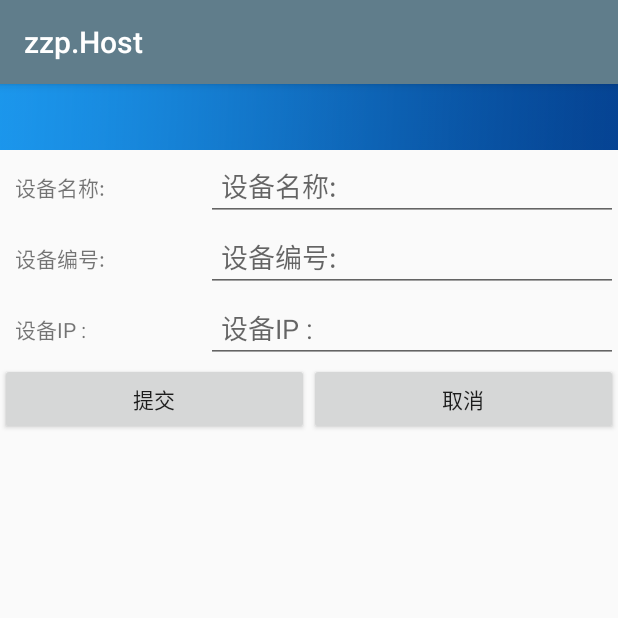
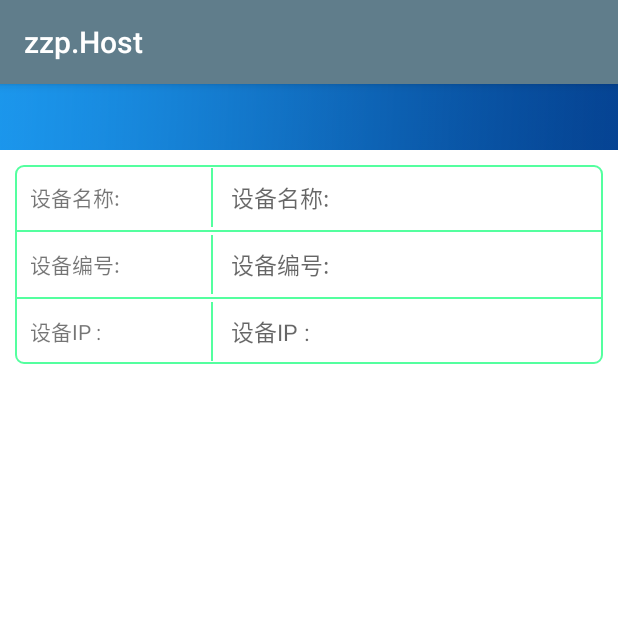
Before and after one commit to darlyhellen/workorder, an Android app: the fragment SearchWorkOrderDialogFragment shown on its own in the app's theme, on a phone screen of 412 x 824 dp, the top half of it. Run offline under Robolectric (Android 15) with nearby library versions, the phone set to English and light mode, and no system bars; 1 statement that could not run was skipped.

Commit message:
2017.05.26日更新内容如下：          {              @Time 16:40  工单搜索功能模块修改完毕
         }

```diff
--- a/WorkOrder/app/src/main/java/com/xiangxun/workorder/ui/main/SearchWorkOrderDialogFragment.java
+++ b/WorkOrder/app/src/main/java/com/xiangxun/workorder/ui/main/SearchWorkOrderDialogFragment.java
@@ -13,6 +13,7 @@ import android.view.WindowManager;
 import android.widget.Button;
 import android.widget.EditText;
 
+import com.hellen.baseframe.common.dlog.DLog;
 import com.xiangxun.workorder.R;
 import com.xiangxun.workorder.base.AppEnum;
 import com.xiangxun.workorder.widget.header.HeaderView;
@@ -74,13 +75,14 @@ public class SearchWorkOrderDialogFragment extends DialogFragment implements Vie
 
         header.setLeftBackgroundResource(R.mipmap.ic_title_back);
         header.setTitle(R.string.main_work_order_search);
-        header.setRightBackgroundResource(0);
+        header.getTitleViewOperationText().setText(R.string.st_tour_commit);
 
 
     }
 
     private void initListener() {
         header.setLeftBackOneListener(this);
+        header.setRightImageTextFlipper(this);
         commit.setOnClickListener(this);
         consel.setOnClickListener(this);
 
@@ -90,10 +92,13 @@ public class SearchWorkOrderDialogFragment extends DialogFragment implements Vie
     public void onClick(View v) {
         switch (v.getId()) {
             case R.id.id_search_commit:
+                break;
+            case R.id.title_view_right_Flipper01:
                 String devicename = name.getText().toString().trim();
                 String devicenum = num.getText().toString().trim();
                 String deviceip = ip.getText().toString().trim();
                 ((SearchListener) getActivity()).findParamers(devicename, devicenum, deviceip);
+                DLog.i("点击提交");
                 break;
             case R.id.title_view_back_llayout:
                 break;
@@ -104,4 +109,11 @@ public class SearchWorkOrderDialogFragment extends DialogFragment implements Vie
         }
         dismiss();
     }
+
+
+    @Override
+    public void dismiss() {
+        super.dismiss();
+        getActivity().overridePendingTransition(R.anim.activity_nothing, R.anim.activity_out_to_buttom);
+    }
 }
--- a/WorkOrder/app/src/main/java/com/xiangxun/workorder/ui/main/WorkOrderActivity.java
+++ b/WorkOrder/app/src/main/java/com/xiangxun/workorder/ui/main/WorkOrderActivity.java
@@ -113,8 +113,9 @@ public class WorkOrderActivity extends BaseActivity implements View.OnClickListe
                 presenter.getWorkOrderByPage(currentPage, workorder, devicename, devicenum, deviceip);
                 break;
             case 3:
-                break;
-            case 4:
+                //未完成的工单
+                workorder = "-6";
+                presenter.getWorkOrderByPage(currentPage, workorder, devicename, devicenum, deviceip);
                 break;
             case 5:
                 //请求全部的接口
--- a/WorkOrder/app/src/main/java/com/xiangxun/workorder/ui/presenter/MainV0Presenter.java
+++ b/WorkOrder/app/src/main/java/com/xiangxun/workorder/ui/presenter/MainV0Presenter.java
@@ -41,7 +41,6 @@ public class MainV0Presenter {
         data.add(new Patrol(1, R.string.main_work_order_new, R.mipmap.work_order_search, num));
         data.add(new Patrol(2, R.string.main_work_order_down, R.mipmap.man_user_manage, 0));
         data.add(new Patrol(3, R.string.main_work_order_undown, R.mipmap.work_order_search, 0));
-        data.add(new Patrol(4, R.string.main_work_order_search, R.mipmap.work_order_repor, 0));
         data.add(new Patrol(5, R.string.main_work_order_all, R.mipmap.contact_phone, 0));
         return data;
     }
--- a/WorkOrder/app/src/main/res/layout/activity_main_v0.xml
+++ b/WorkOrder/app/src/main/res/layout/activity_main_v0.xml
@@ -31,7 +31,7 @@
         android:divider="@null"
         android:horizontalSpacing="@dimen/margin_padding2"
         android:listSelector="@color/transparent_white"
-        android:numColumns="3"
+        android:numColumns="2"
         android:scrollbars="none"
         android:verticalSpacing="@dimen/margin_padding2" />
 
--- a/WorkOrder/app/src/main/res/layout/fragment_dialog_search.xml
+++ b/WorkOrder/app/src/main/res/layout/fragment_dialog_search.xml
@@ -2,12 +2,20 @@
 <LinearLayout xmlns:android="http://schemas.android.com/apk/res/android"
     android:layout_width="match_parent"
     android:layout_height="match_parent"
+    android:background="@color/white"
     android:orientation="vertical">
 
     <com.xiangxun.workorder.widget.header.HeaderView
         android:id="@+id/id_search_header"
         android:layout_width="match_parent"
         android:layout_height="wrap_content" />
+
+    <LinearLayout
+        android:layout_width="match_parent"
+        android:layout_height="wrap_content"
+        android:layout_margin="@dimen/margin_padding10"
+        android:background="@drawable/app_login_shape"
+        android:orientation="vertical">
 
         <TableRow
             android:layout_width="match_parent"
@@ -20,14 +28,28 @@
                 android:padding="10dp"
                 android:text="@string/st_search_deviceName" />
 
+            <View
+                android:layout_width="1dp"
+                android:layout_height="match_parent"
+                android:layout_margin="2dp"
+                android:background="@color/wel_back_color" />
+
             <EditText
                 android:id="@+id/id_search_name"
                 android:layout_width="0dp"
                 android:layout_height="wrap_content"
                 android:layout_weight="2"
+                android:background="@color/transparent"
                 android:hint="@string/st_search_deviceName"
-            android:padding="10dp" />
+                android:padding="10dp"
+                android:textColor="#757575"
+                android:textSize="@dimen/textSize15" />
         </TableRow>
+
+        <View
+            android:layout_width="match_parent"
+            android:layout_height="1dp"
+            android:background="@color/wel_back_color" />
 
         <TableRow
             android:layout_width="match_parent"
@@ -40,14 +62,28 @@
                 android:padding="10dp"
                 android:text="@string/st_search_deviceNum" />
 
+            <View
+                android:layout_width="1dp"
+                android:layout_height="match_parent"
+                android:layout_margin="2dp"
+                android:background="@color/wel_back_color" />
+
             <EditText
                 android:id="@+id/id_search_num"
                 android:layout_width="0dp"
                 android:layout_height="wrap_content"
                 android:layout_weight="2"
+                android:background="@color/transparent"
                 android:hint="@string/st_search_deviceNum"
-            android:padding="10dp" />
+                android:padding="10dp"
+                android:textColor="#757575"
+                android:textSize="@dimen/textSize15" />
         </TableRow>
+
+        <View
+            android:layout_width="match_parent"
+            android:layout_height="1dp"
+            android:background="@color/wel_back_color" />
 
         <TableRow
             android:layout_width="match_parent"
@@ -60,19 +96,30 @@
                 android:padding="10dp"
                 android:text="@string/st_search_deviceIp" />
 
+            <View
+                android:layout_width="1dp"
+                android:layout_height="match_parent"
+                android:layout_margin="2dp"
+                android:background="@color/wel_back_color" />
+
             <EditText
                 android:id="@+id/id_search_ip"
                 android:layout_width="0dp"
                 android:layout_height="wrap_content"
                 android:layout_weight="2"
+                android:background="@color/transparent"
                 android:hint="@string/st_search_deviceIp"
-            android:padding="10dp" />
+                android:padding="10dp"
+                android:textColor="#757575"
+                android:textSize="@dimen/textSize15" />
         </TableRow>
 
 
         <TableRow
             android:layout_width="match_parent"
-        android:layout_height="wrap_content">
+            android:layout_height="wrap_content"
+            android:layout_margin="@dimen/margin_padding4"
+            android:visibility="gone">
 
             <Button
                 android:id="@+id/id_search_commit"
@@ -92,6 +139,6 @@
                 android:padding="10dp"
                 android:text="@string/set_consel" />
         </TableRow>
-
+    </LinearLayout>
 
 </LinearLayout>
```
Lines whose indentation alone changed are shown as unchanged.
